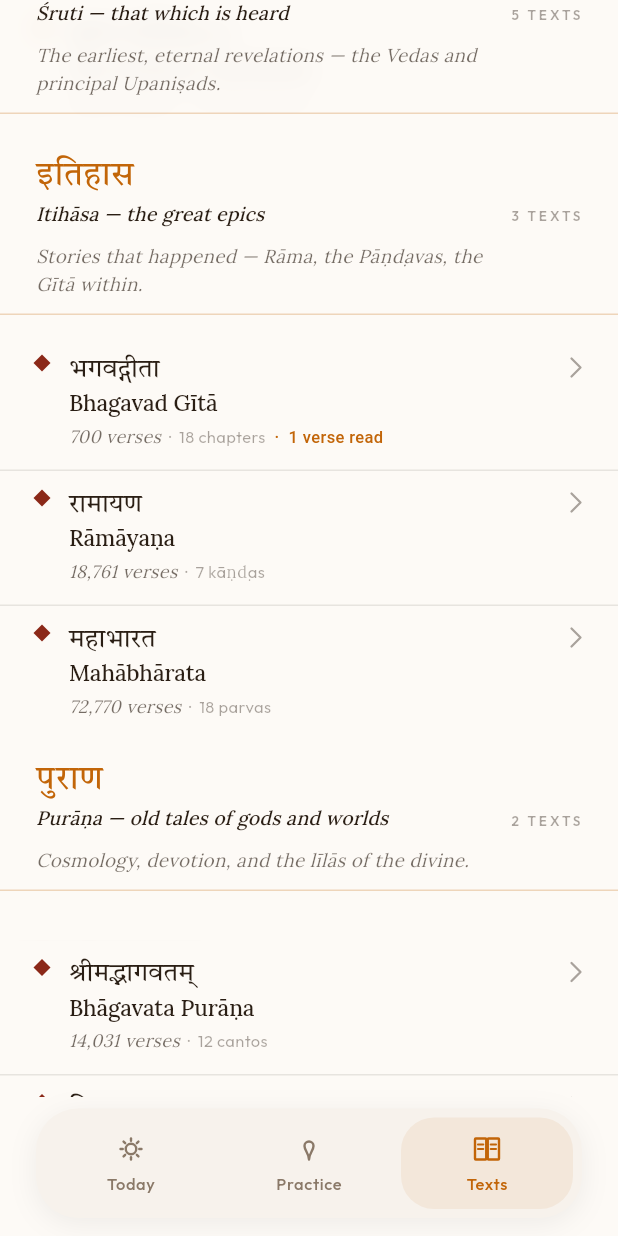
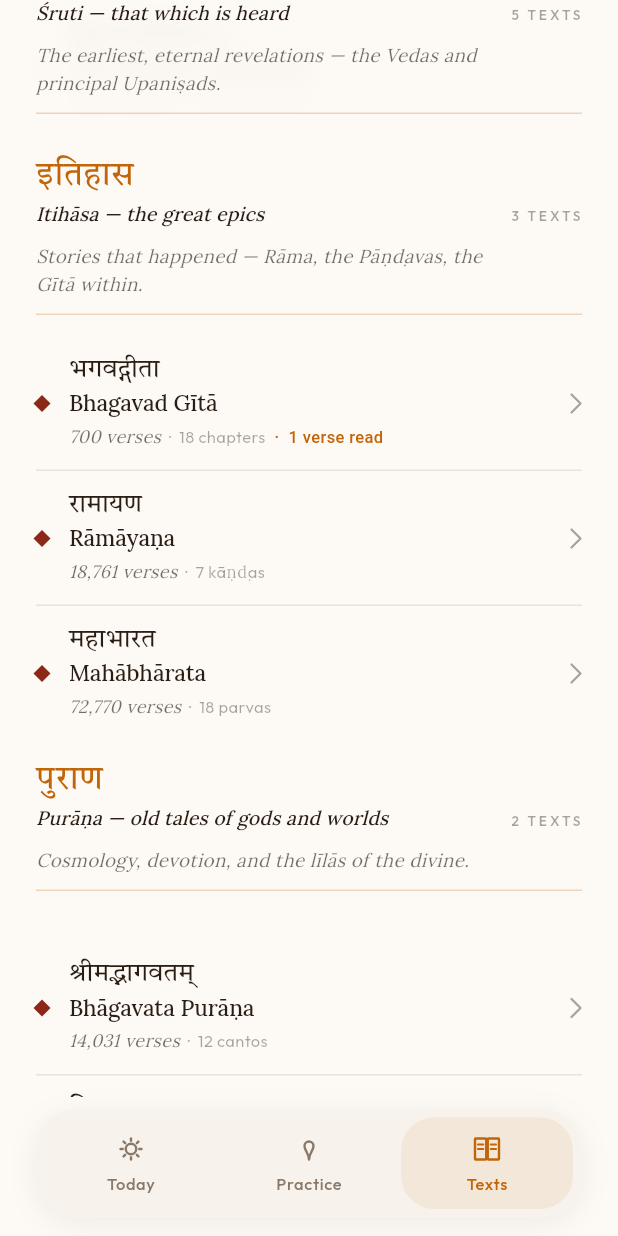
Before and after one commit to Saurabh-7973/sanatan_guide, a Flutter app: the ScriptureLibraryPage screen opened by its route, scrolled down 576 dp, on a phone screen of 412 x 824 dp. Run offline on Flutter 3.47's test engine with Material 3 defaults, Android fonts, the phone set to English and light mode, and no system bars; our stand-ins replace dio, drift, firebase_analytics, firebase_core, firebase_crashlytics, firebase_remote_config and 17 more; missing offline and left inert: haptic_feedback; accounts and stored records are empty; generated files the repository leaves out were written again; project files that could hold a hidden picture were left out.

Commit message:
fix(library): content-width dividers, glyphs flank English line
Per the mockup the family-header hairline and scripture-row hairline
sit inside the 24 px content gutter, not edge-to-edge — reverted both
to symmetric horizontal padding so they match the title/subtitle width.

The diamond + chevron on each row now align with the English-line
center, not the Devanāgarī shirorekha. With the Hindi name on its own
line (height 20.4) and English line height 18.75 below it, top inset
≈ 29 puts the 8×8 diamond centered on the English baseline; top inset
≈ 26 does the same for the 14 px chevron. Row now reads:

    [Devanāgarī name, full width above]
    [◆] The English Name                          [→]
        meta line indented under English

Co-Authored-By: Claude Opus 4.7 <noreply@anthropic.com>

```diff
--- a/lib/presentation/features/scripture_reader/pages/scripture_library_page.dart
+++ b/lib/presentation/features/scripture_reader/pages/scripture_library_page.dart
@@ -484,9 +484,12 @@ class _FamilyHeaderDelegate extends SliverPersistentHeaderDelegate {
                     ],
                   ),
                 ),
-                // Full-width hairline so the underline reaches the screen
-                // edges, not the 24 px gutter.
-                Container(height: 1, color: divider),
+                // Content-width hairline — matches the 24 px gutter that
+                // contains the title/subtitle/meta block.
+                Padding(
+                  padding: const EdgeInsets.symmetric(horizontal: 24),
+                  child: Container(height: 1, color: divider),
+                ),
               ],
             ),
           ),
@@ -635,9 +638,13 @@ class _ScriptureRow extends StatelessWidget {
 
     final isTamilScript = family.kind == _FamilyKind.tamil;
 
-    // Anchor the diamond on the Devanāgarī shirorekha — a 2 px top inset
-    // lands the 8×8 glyph at the upper crossbar of the Hindi character so the
-    // row reads as "diamond → Hindi name", not "diamond → English transliteration".
+    // Align diamond + chevron with the English-line center per the mockup:
+    // Hindi (17·1.2 = 20.4) + 3 gap + (English-line 15·1.25 = 18.75) / 2.
+    // Glyph (8 h) lands at top inset 20.4 + 3 + (18.75 − 8) / 2 ≈ 29.
+    // Chevron (14 h) lands at top inset 20.4 + 3 + (18.75 − 14) / 2 ≈ 26.
+    const diamondTop = 29.0;
+    const chevronTop = 26.0;
+
     return InkWell(
       onTap: () => _openScripture(context, scripture.id),
       child: Column(
@@ -649,7 +656,7 @@ class _ScriptureRow extends StatelessWidget {
               crossAxisAlignment: CrossAxisAlignment.start,
               children: [
                 Padding(
-                  padding: const EdgeInsets.only(top: 2),
+                  padding: const EdgeInsets.only(top: diamondTop),
                   child: Transform.rotate(
                     angle: 0.785398,
                     child: Container(
@@ -729,7 +736,7 @@ class _ScriptureRow extends StatelessWidget {
                   ),
                 ),
                 Padding(
-                  padding: const EdgeInsets.only(left: 8, top: 2),
+                  padding: const EdgeInsets.only(left: 8, top: chevronTop),
                   child: _MockupChevron(
                     color: text3.withValues(alpha: 0.4),
                   ),
@@ -737,10 +744,13 @@ class _ScriptureRow extends StatelessWidget {
               ],
             ),
           ),
-          // Edge-to-edge hairline so dividers reach the screen edges instead
-          // of stopping at the 24 px content gutter.
+          // Content-width hairline — matches the 24 px gutter the row text
+          // sits in, not the screen edges.
           if (!isLast)
-            Container(height: 1, color: dividerSoft),
+            Padding(
+              padding: const EdgeInsets.symmetric(horizontal: 24),
+              child: Container(height: 1, color: dividerSoft),
+            ),
         ],
       ),
     );
```
